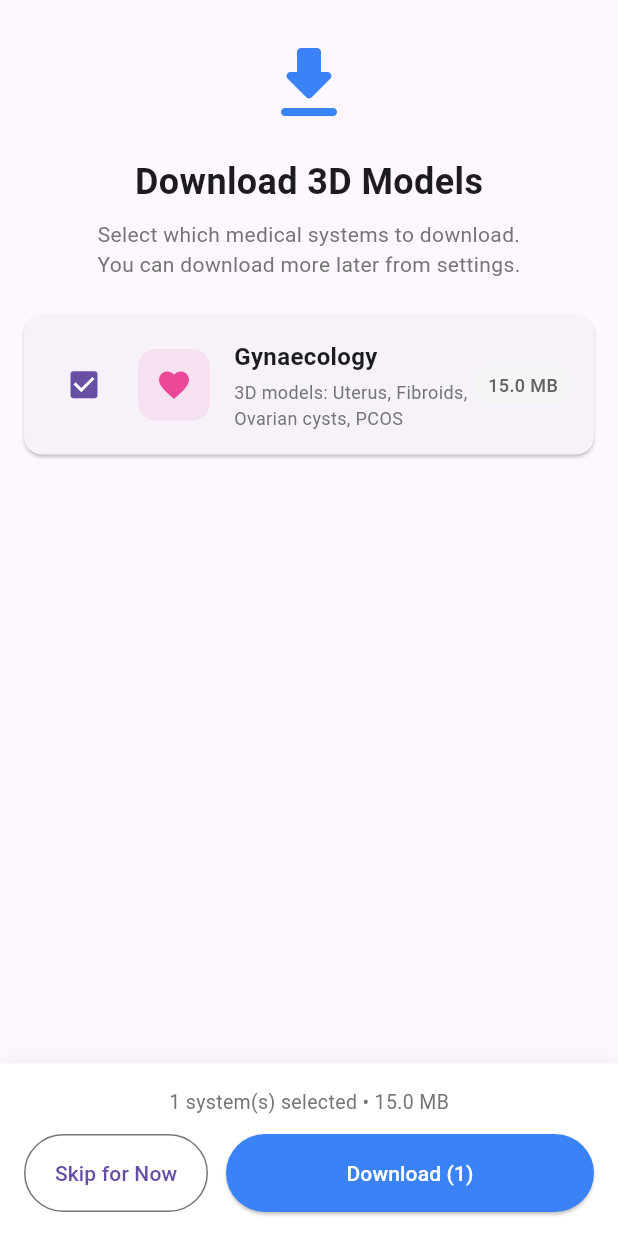
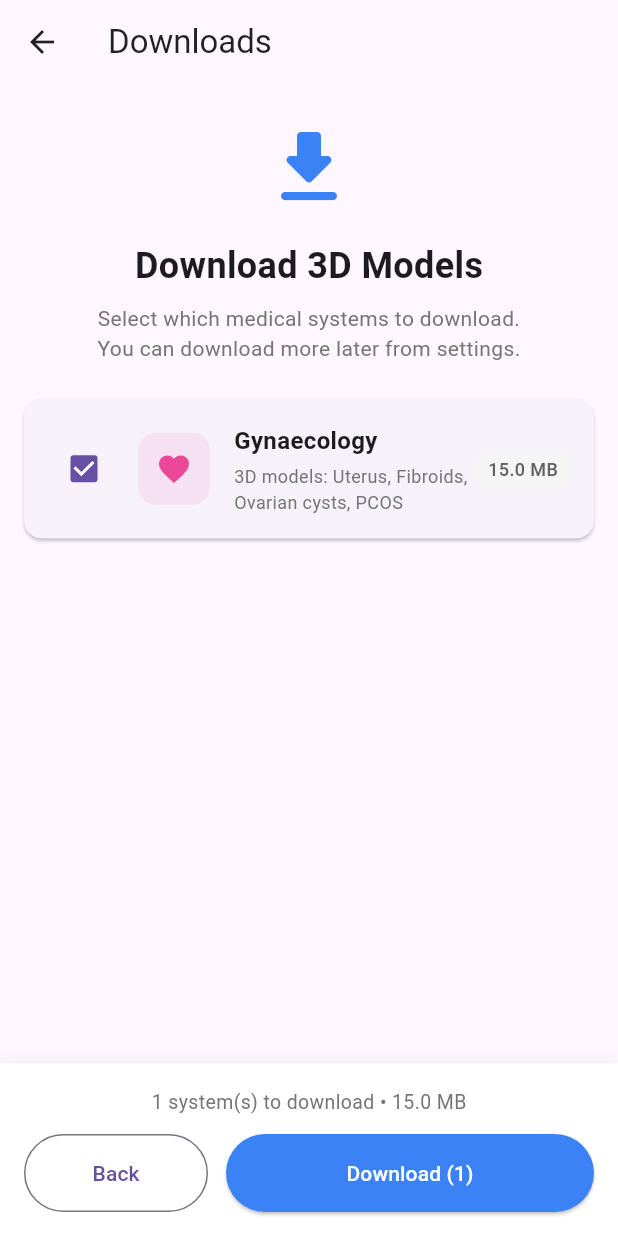
Before and after one commit to bharathreddyh/integrated_health_app, a Flutter app: the AssetDownloadScreen screen opened directly, on a phone screen of 412 x 824 dp. Run offline on Flutter 3.47's test engine with Material 3 defaults, Android fonts, the phone set to English and light mode, and no system bars; our stand-ins replace pdf, permission_handler, printing, share_plus, shared_preferences, speech_to_text and 2 more; accounts and stored records are empty.

Commit message:
Improve download screen UX
- Shows "All Models Downloaded" message when complete
- Shows "Downloaded" badge next to each system
- Has app bar with back button when accessed from home
- Doesn't auto-navigate back - user controls when to leave
- Download button disabled when nothing to download
- Shows snackbar confirmation on download complete

https://claude.ai/code/session_01NsFr4YRoUyYnpWRXwgT8bi

```diff
--- a/lib/main.dart
+++ b/lib/main.dart
@@ -175,7 +175,10 @@ class _AuthWrapperState extends State<AuthWrapper> {
 
     // Show download screen on first launch
     if (!_setupDone!) {
-      return AssetDownloadScreen(onComplete: _onSetupComplete);
+      return AssetDownloadScreen(
+        onComplete: _onSetupComplete,
+        isFirstLaunch: true,
+      );
     }
 
     // Not logged in
--- a/lib/screens/setup/asset_download_screen.dart
+++ b/lib/screens/setup/asset_download_screen.dart
@@ -1,13 +1,18 @@
 // lib/screens/setup/asset_download_screen.dart
-// First-launch screen for downloading 3D model assets
+// Screen for downloading 3D model assets
 
 import 'package:flutter/material.dart';
 import '../../services/model_3d_service.dart';
 
 class AssetDownloadScreen extends StatefulWidget {
   final VoidCallback onComplete;
+  final bool isFirstLaunch;
 
-  const AssetDownloadScreen({super.key, required this.onComplete});
+  const AssetDownloadScreen({
+    super.key,
+    required this.onComplete,
+    this.isFirstLaunch = false,
+  });
 
   @override
   State<AssetDownloadScreen> createState() => _AssetDownloadScreenState();
@@ -19,12 +24,12 @@ class _AssetDownloadScreenState extends State<AssetDownloadScreen> {
   final Map<String, double> _downloadProgress = {};
   final Map<String, bool> _downloadComplete = {};
   bool _isDownloading = false;
+  bool _downloadFinished = false;
   String? _currentlyDownloading;
 
   @override
   void initState() {
     super.initState();
-    // Pre-select systems that have assets
     for (final system in Model3DService.availableSystems) {
       _selectedSystems[system.systemId] = true;
       _downloadProgress[system.systemId] = 0.0;
@@ -46,13 +51,44 @@ class _AssetDownloadScreenState extends State<AssetDownloadScreen> {
     }
   }
 
+  bool get _allDownloaded {
+    return Model3DService.availableSystems.every(
+      (s) => _downloadComplete[s.systemId] == true,
+    );
+  }
+
+  int get _pendingDownloadCount {
+    return _selectedSystems.entries
+        .where((e) => e.value && !(_downloadComplete[e.key] ?? false))
+        .length;
+  }
+
   Future<void> _startDownload() async {
-    setState(() => _isDownloading = true);
-
     final systemsToDownload = _selectedSystems.entries
         .where((e) => e.value && !(_downloadComplete[e.key] ?? false))
         .map((e) => e.key)
         .toList();
+
+    if (systemsToDownload.isEmpty) {
+      ScaffoldMessenger.of(context).showSnackBar(
+        const SnackBar(
+          content: Row(
+            children: [
+              Icon(Icons.check_circle, color: Colors.white),
+              SizedBox(width: 12),
+              Text('All selected systems are already downloaded!'),
+            ],
+          ),
+          backgroundColor: Colors.green,
+        ),
+      );
+      return;
+    }
+
+    setState(() {
+      _isDownloading = true;
+      _downloadFinished = false;
+    });
 
     for (final systemId in systemsToDownload) {
       setState(() => _currentlyDownloading = systemId);
@@ -84,13 +120,28 @@ class _AssetDownloadScreenState extends State<AssetDownloadScreen> {
     setState(() {
       _isDownloading = false;
       _currentlyDownloading = null;
+      _downloadFinished = true;
     });
 
     await Model3DService.markSetupDone();
-    widget.onComplete();
+
+    if (mounted) {
+      ScaffoldMessenger.of(context).showSnackBar(
+        const SnackBar(
+          content: Row(
+            children: [
+              Icon(Icons.check_circle, color: Colors.white),
+              SizedBox(width: 12),
+              Text('Download complete!'),
+            ],
+          ),
+          backgroundColor: Colors.green,
+        ),
+      );
+    }
   }
 
-  void _skip() async {
+  void _goBack() async {
     await Model3DService.markSetupDone();
     widget.onComplete();
   }
@@ -122,6 +173,14 @@ class _AssetDownloadScreenState extends State<AssetDownloadScreen> {
     final availableSystems = Model3DService.availableSystems;
 
     return Scaffold(
+      appBar: widget.isFirstLaunch
+          ? null
+          : AppBar(
+              title: const Text('Downloads'),
+              backgroundColor: Colors.transparent,
+              elevation: 0,
+              foregroundColor: Colors.black87,
+            ),
       body: SafeArea(
         child: Column(
           children: [
@@ -130,22 +189,24 @@ class _AssetDownloadScreenState extends State<AssetDownloadScreen> {
               padding: const EdgeInsets.all(24),
               child: Column(
                 children: [
-                  const Icon(
-                    Icons.download_rounded,
+                  Icon(
+                    _allDownloaded ? Icons.check_circle : Icons.download_rounded,
                     size: 64,
-                    color: Color(0xFF3B82F6),
+                    color: _allDownloaded ? Colors.green : const Color(0xFF3B82F6),
                   ),
                   const SizedBox(height: 16),
-                  const Text(
-                    'Download 3D Models',
-                    style: TextStyle(
+                  Text(
+                    _allDownloaded ? 'All Models Downloaded' : 'Download 3D Models',
+                    style: const TextStyle(
                       fontSize: 24,
                       fontWeight: FontWeight.bold,
                     ),
                   ),
                   const SizedBox(height: 8),
                   Text(
-                    'Select which medical systems to download.\nYou can download more later from settings.',
+                    _allDownloaded
+                        ? 'All 3D models are ready to use.'
+                        : 'Select which medical systems to download.\nYou can download more later from settings.',
                     textAlign: TextAlign.center,
                     style: TextStyle(
                       fontSize: 14,
@@ -163,7 +224,7 @@ class _AssetDownloadScreenState extends State<AssetDownloadScreen> {
                       child: Column(
                         mainAxisSize: MainAxisSize.min,
                         children: [
-                          Icon(Icons.check_circle, size: 64, color: Colors.green),
+                          const Icon(Icons.check_circle, size: 64, color: Colors.green),
                           const SizedBox(height: 16),
                           const Text('No downloads available'),
                           const SizedBox(height: 8),
@@ -250,12 +311,37 @@ class _AssetDownloadScreenState extends State<AssetDownloadScreen> {
                                       crossAxisAlignment:
                                           CrossAxisAlignment.start,
                                       children: [
+                                        Row(
+                                          children: [
                                             Text(
                                               system.name,
                                               style: const TextStyle(
                                                 fontWeight: FontWeight.w600,
                                                 fontSize: 16,
                                               ),
+                                            ),
+                                            if (isComplete) ...[
+                                              const SizedBox(width: 8),
+                                              Container(
+                                                padding: const EdgeInsets.symmetric(
+                                                  horizontal: 6,
+                                                  vertical: 2,
+                                                ),
+                                                decoration: BoxDecoration(
+                                                  color: Colors.green.shade100,
+                                                  borderRadius: BorderRadius.circular(4),
+                                                ),
+                                                child: Text(
+                                                  'Downloaded',
+                                                  style: TextStyle(
+                                                    fontSize: 10,
+                                                    color: Colors.green.shade700,
+                                                    fontWeight: FontWeight.w600,
+                                                  ),
+                                                ),
+                                              ),
+                                            ],
+                                          ],
                                         ),
                                         const SizedBox(height: 4),
                                         Text(
@@ -291,14 +377,18 @@ class _AssetDownloadScreenState extends State<AssetDownloadScreen> {
                                       vertical: 4,
                                     ),
                                     decoration: BoxDecoration(
-                                      color: Colors.grey[100],
+                                      color: isComplete
+                                          ? Colors.green.shade50
+                                          : Colors.grey[100],
                                       borderRadius: BorderRadius.circular(8),
                                     ),
                                     child: Text(
                                       system.formattedSize,
                                       style: TextStyle(
                                         fontSize: 12,
-                                        color: Colors.grey[700],
+                                        color: isComplete
+                                            ? Colors.green.shade700
+                                            : Colors.grey[700],
                                         fontWeight: FontWeight.w500,
                                       ),
                                     ),
@@ -327,11 +417,11 @@ class _AssetDownloadScreenState extends State<AssetDownloadScreen> {
               ),
               child: Column(
                 children: [
-                  if (_selectedCount > 0 && !_isDownloading)
+                  if (!_isDownloading && !_allDownloaded && _pendingDownloadCount > 0)
                     Padding(
                       padding: const EdgeInsets.only(bottom: 12),
                       child: Text(
-                        '$_selectedCount system(s) selected • ${_formatSize(_totalSelectedSize)}',
+                        '$_pendingDownloadCount system(s) to download • ${_formatSize(_totalSelectedSize)}',
                         style: TextStyle(
                           fontSize: 13,
                           color: Colors.grey[600],
@@ -340,22 +430,27 @@ class _AssetDownloadScreenState extends State<AssetDownloadScreen> {
                     ),
                   Row(
                     children: [
-                      // Skip button
+                      // Back/Skip button
                       Expanded(
                         child: OutlinedButton(
-                          onPressed: _isDownloading ? null : _skip,
+                          onPressed: _isDownloading ? null : _goBack,
                           style: OutlinedButton.styleFrom(
                             padding: const EdgeInsets.symmetric(vertical: 16),
                           ),
-                          child: const Text('Skip for Now'),
+                          child: Text(
+                            widget.isFirstLaunch
+                                ? (_downloadFinished || _allDownloaded ? 'Continue' : 'Skip for Now')
+                                : 'Back',
                           ),
                         ),
+                      ),
+                      if (!_allDownloaded) ...[
                         const SizedBox(width: 12),
                         // Download button
                         Expanded(
                           flex: 2,
                           child: ElevatedButton(
-                          onPressed: (_isDownloading || _selectedCount == 0)
+                            onPressed: (_isDownloading || _pendingDownloadCount == 0)
                                 ? null
                                 : _startDownload,
                             style: ElevatedButton.styleFrom(
@@ -379,9 +474,14 @@ class _AssetDownloadScreenState extends State<AssetDownloadScreen> {
                                       Text('Downloading...'),
                                     ],
                                   )
-                              : Text('Download ${_selectedCount > 0 ? "($_selectedCount)" : ""}'),
+                                : Text(
+                                    _pendingDownloadCount > 0
+                                        ? 'Download ($_pendingDownloadCount)'
+                                        : 'All Downloaded',
                                   ),
                           ),
+                        ),
+                      ],
                     ],
                   ),
                 ],
```
Lines whose indentation alone changed are shown as unchanged.
